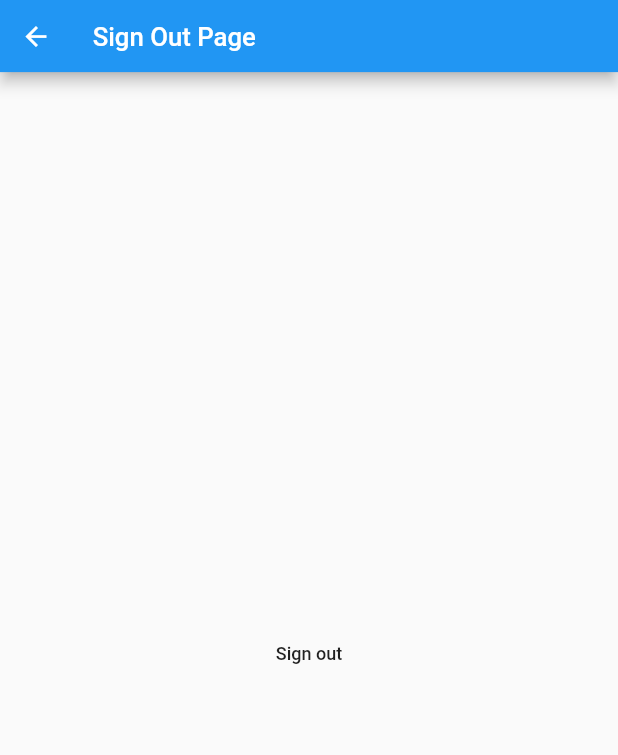
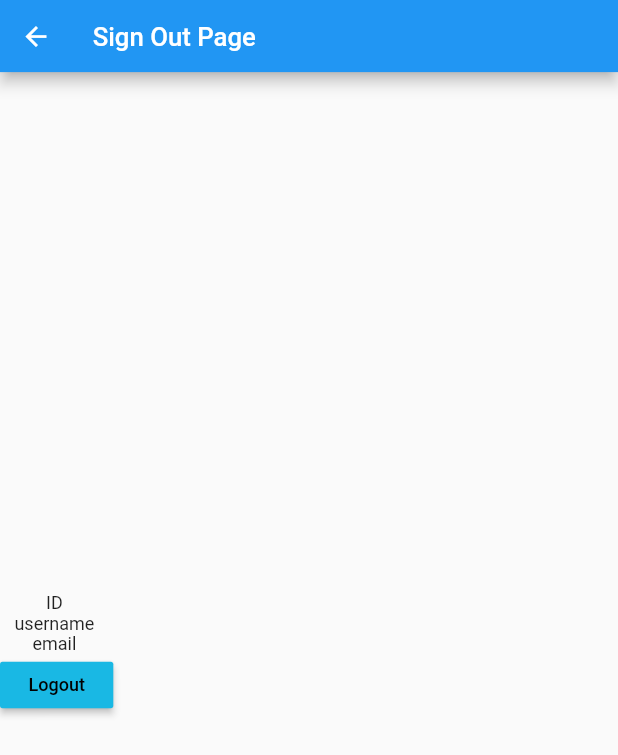
Before and after one commit to shakeebkhan66/ramiuserapp, a Flutter app: the LogoutPage screen opened directly, on a phone screen of 412 x 824 dp. Shown: the top 755 px of the screen. Run offline on Flutter 3.47's test engine with Material 2 defaults, Android fonts, the phone set to English and light mode, and no system bars; our stand-ins replace cloud_firestore, firebase_auth, firebase_core, flutter_spinkit, font_awesome_flutter, google_fonts and 3 more; missing offline and left inert: flutter_facebook_auth, flutter_login_facebook; accounts and stored records are empty.

Commit message:
facebook authentication done, provider added

```diff
--- a/lib/screens/authentication/logout_screen.dart
+++ b/lib/screens/authentication/logout_screen.dart
@@ -1,6 +1,10 @@
+import 'package:firebase_auth/firebase_auth.dart';
 import 'package:flutter/material.dart';
+import 'package:userapp/screens/authentication/login_screen.dart';
+import 'package:userapp/screens/constants/colors.dart';
+import 'package:userapp/screens/constants/spinkit.dart';
 
-import 'googleandfacebookfunction_screen.dart';
+import 'authservice_screen.dart';
 
 
 class LogoutPage extends StatelessWidget {
@@ -8,17 +12,51 @@ class LogoutPage extends StatelessWidget {
   Widget build(BuildContext context) {
     return Scaffold(
       appBar: AppBar(
-        title: Text('Sign Out Page'),
+        title: const Text('Sign Out Page'),
       ),
-      body: Center(
-        child: MaterialButton(
-          onPressed: () {
-            // here signOutFunction() method will be called
-            signOutFunction();
-            Navigator.pop(context);
-          },
-          child: const Text('Sign out'),
-        ),
+      body: StreamBuilder(
+        stream: FirebaseAuth.instance.authStateChanges(),
+        builder: (context, snapshot){
+          if(snapshot.connectionState == ConnectionState.waiting){
+            return Center(child: Loading(),);
+          }else if(snapshot.hasData){
+            return LoggedInWidget();
+          }else if(snapshot.hasError){
+            return Center(child: Text("Something went wrong"),);
+          }else {
+            return const LoginScreen();
+          }
+        },
+      )
+    );
+  }
+}
+
+
+// TODO LoggedIn
+
+class LoggedInWidget extends StatelessWidget {
+  const LoggedInWidget({Key? key}) : super(key: key);
+
+  @override
+  Widget build(BuildContext context) {
+
+    final user = FirebaseAuth.instance.currentUser;
+
+    return Scaffold(
+      body: Column(
+        crossAxisAlignment: CrossAxisAlignment.center,
+        mainAxisAlignment: MainAxisAlignment.center,
+        children: [
+          Text("ID ${user!.uid}"),
+          Text("username ${user.displayName}"),
+          Text("email ${user.email}"),
+          MaterialButton(
+              onPressed: (){},
+            color: backgroundColorLoginScreen,
+            child: const Text("Logout", style: TextStyle(color: singInWithGoogleButtonColor),),
+          )
+        ],
       ),
     );
   }
--- a/lib/screens/vehicles/addnewvehicle_screen.dart
+++ b/lib/screens/vehicles/addnewvehicle_screen.dart
@@ -2,7 +2,9 @@ import 'package:flutter/cupertino.dart';
 import 'package:flutter/material.dart';
 import 'package:font_awesome_flutter/font_awesome_flutter.dart';
 import 'package:google_fonts/google_fonts.dart';
+import 'package:provider/provider.dart';
 import 'package:userapp/screens/constants/colors.dart';
+import 'package:userapp/screens/providers/googlesigninprovider.dart';
 
 class AddNewVehicle extends StatefulWidget {
   const AddNewVehicle({Key? key}) : super(key: key);
@@ -42,6 +44,12 @@ class _AddNewVehicleState extends State<AddNewVehicle> {
               fontSize: 20.0),
         ),
         actions: [
+          IconButton(
+              onPressed: (){
+                final provider = Provider.of<GoogleSignInProvider>(context, listen: false);
+                provider.logout(context);
+              },
+              icon: const Icon(Icons.logout)),
           Padding(
             padding: const EdgeInsets.only(top: 10, bottom: 10, right: 20),
             child: MaterialButton(
--- a/pubspec.yaml
+++ b/pubspec.yaml
@@ -46,8 +46,8 @@ dependencies:
   cloud_firestore:
   flutter_facebook_auth:
   flutter_login_facebook: ^1.7.0
-  provider:
   http: any
+  provider: ^6.0.5
 
 
 dev_dependencies:
```
Also changed, not shown: lib/main.dart (+10 -1 lines), lib/screens/authentication/authservice_screen.dart (added, +68 -0 lines), lib/screens/authentication/googleandfacebookfunction_screen.dart (deleted, +0 -64 lines), lib/screens/authentication/login_screen.dart (+39 -29 lines), lib/screens/providers/facebooksigninprovider.dart (added, +55 -0 lines), lib/screens/providers/googlesigninprovider.dart (added, +77 -0 lines), 1 other file.
